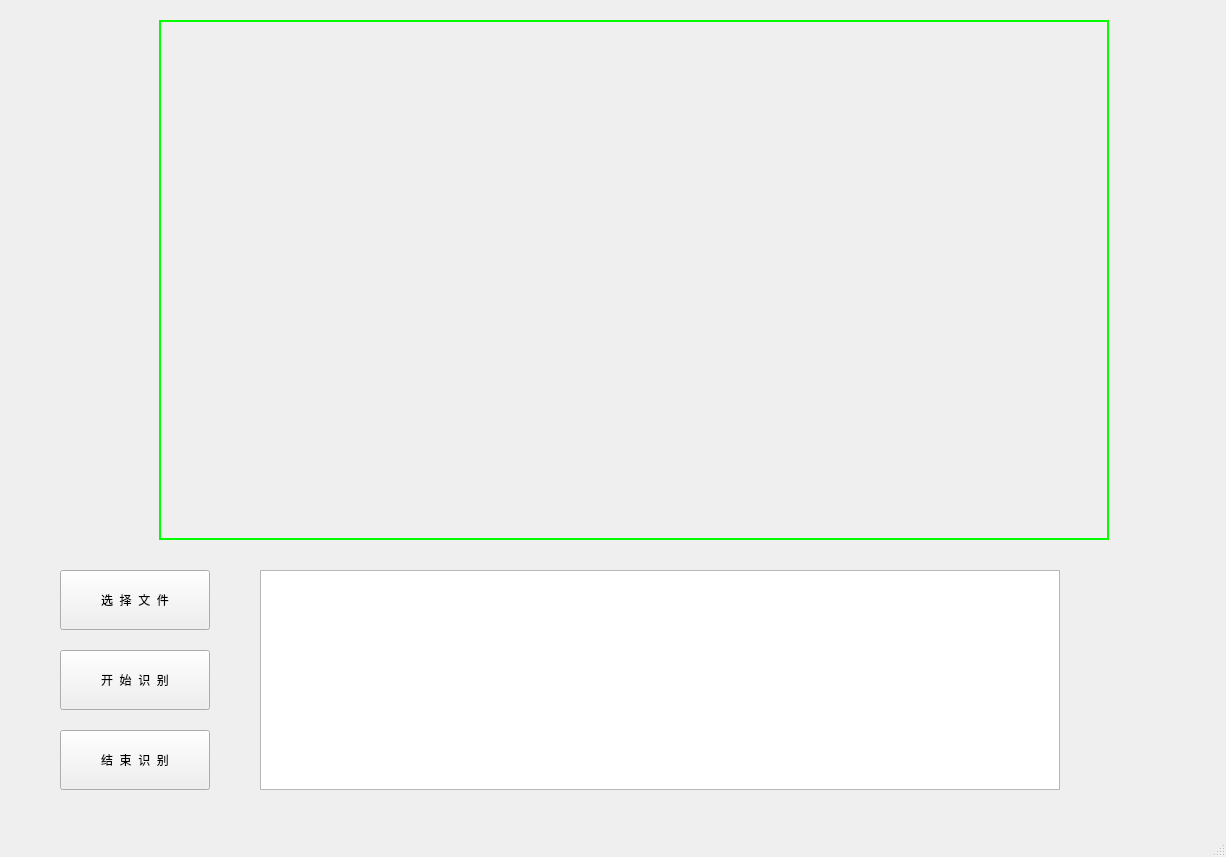
XIAQH49/FaceRecognition, file main_window.ui: the form before one commit.
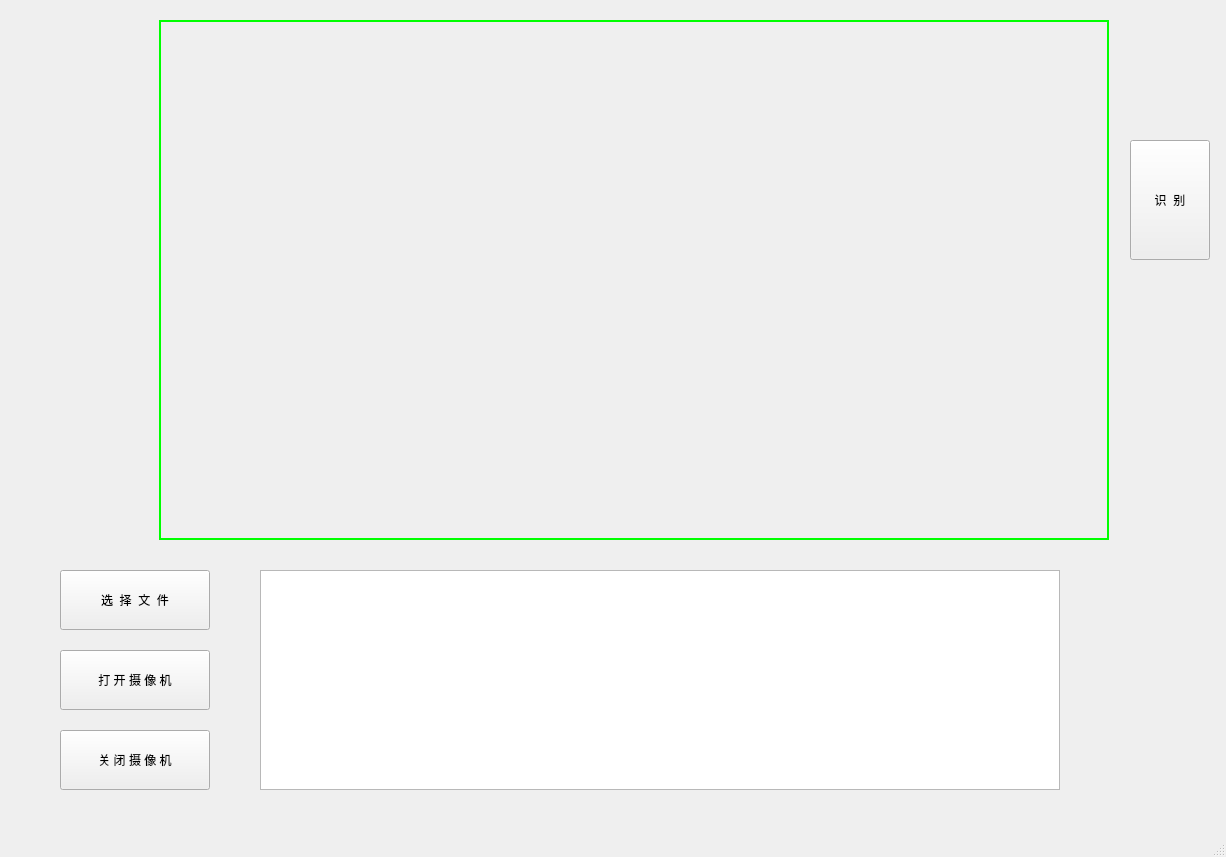
The form after the commit.

Commit message: 完善项目

```diff
--- a/main_window.ui
+++ b/main_window.ui
@@ -24,7 +24,7 @@
      </rect>
     </property>
     <property name="text">
-     <string>开  始  识  别</string>
+     <string>打 开 摄 像 机</string>
     </property>
    </widget>
    <widget class="QPushButton" name="StopButton">
@@ -37,7 +37,7 @@
      </rect>
     </property>
     <property name="text">
-     <string>结  束  识  别</string>
+     <string>关 闭 摄 像 机</string>
     </property>
    </widget>
    <widget class="QPushButton" name="SelectButton">
@@ -79,6 +79,19 @@
      <string/>
     </property>
    </widget>
+   <widget class="QPushButton" name="RecognizeButton">
+    <property name="geometry">
+     <rect>
+      <x>1130</x>
+      <y>140</y>
+      <width>80</width>
+      <height>120</height>
+     </rect>
+    </property>
+    <property name="text">
+     <string>识  别</string>
+    </property>
+   </widget>
   </widget>
   <widget class="QMenuBar" name="menubar">
    <property name="geometry">
```
Left out of the diff: 4 changed lines with no effect on the pictures. The commit also changes 2 other files.
